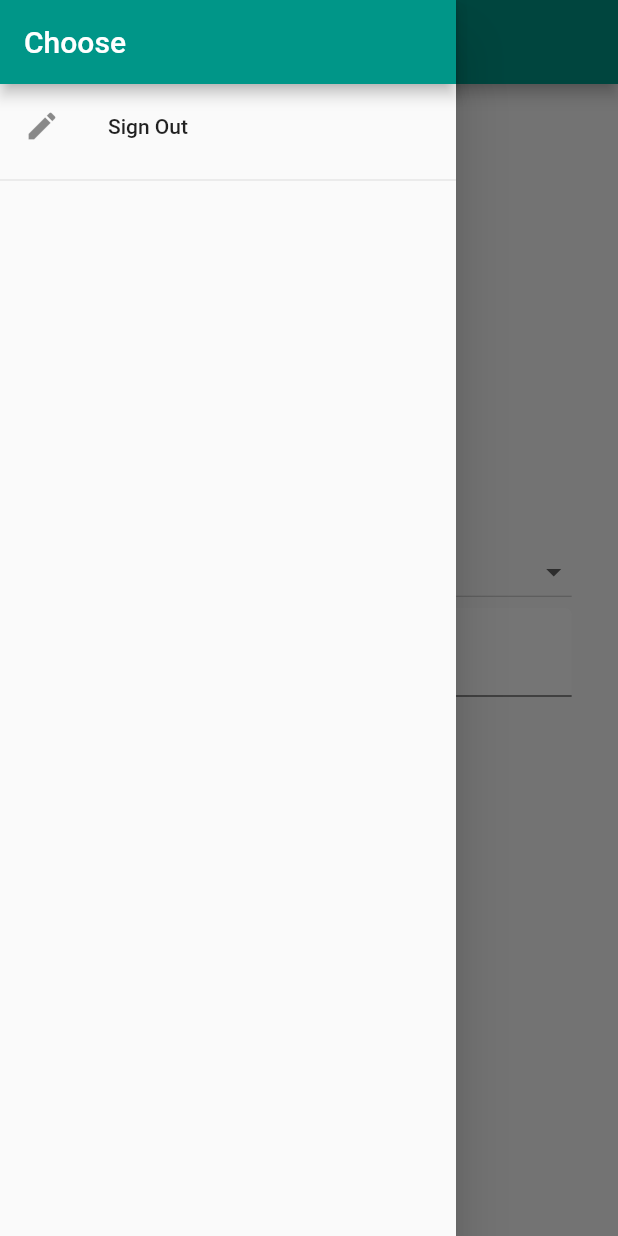
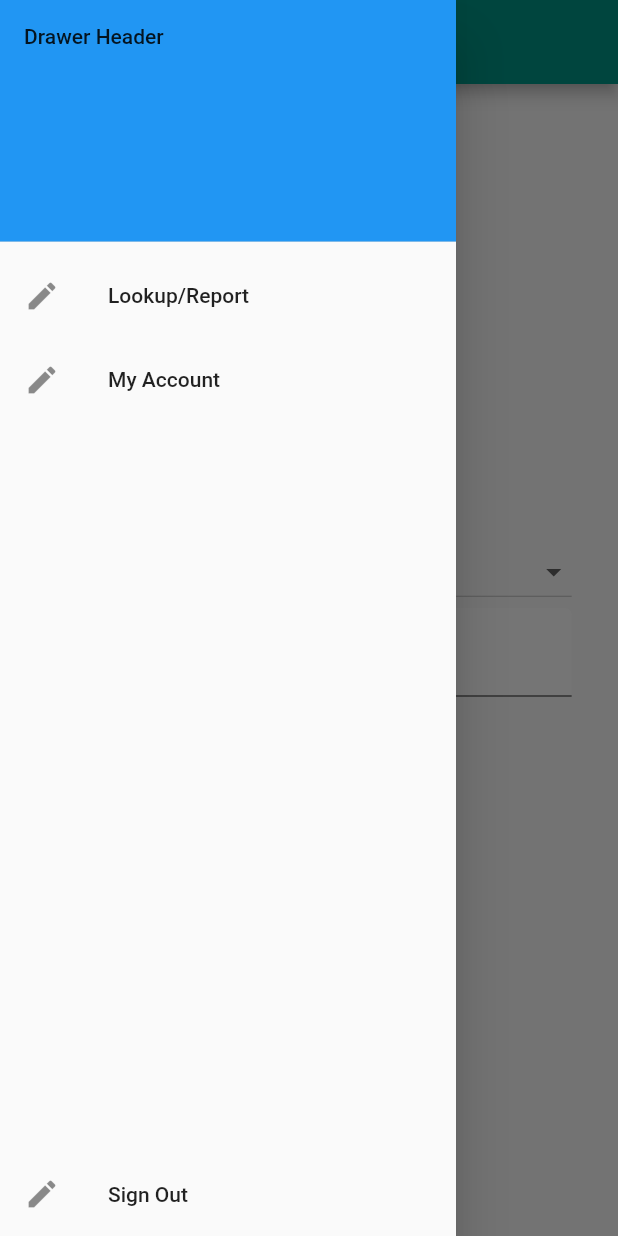
Before and after one commit to NeonArray/lpj-flutter-mvc, a Flutter app: the LookupView screen opened directly with empty values, in the side drawer, after a tap on "Sign Out", on a phone screen of 412 x 824 dp. Run offline on Flutter 3.47's test engine with Material 2 defaults, Android fonts, the phone set to English and light mode, and no system bars; our stand-ins replace firebase_auth, firebase_core, flutter_dotenv, modal_progress_hud, rxdart, sentry; accounts and stored records are empty; statements that could not run were skipped.

Commit message:
Refactor _buildDrawer into navigation_drawer

```diff
--- a/lib/views/lookup.dart
+++ b/lib/views/lookup.dart
@@ -3,6 +3,7 @@ import 'package:flutter/material.dart';
 import 'package:license_plate_judas_mvc/controllers/user.dart';
 import 'package:license_plate_judas_mvc/utility/media_query.dart';
 import 'package:license_plate_judas_mvc/utility/state_list.dart';
+import 'package:license_plate_judas_mvc/views/navigation_drawer.dart';
 
 
 class LookupView extends StatefulWidget {
@@ -28,29 +29,6 @@ class _LookupViewState extends State<LookupView> {
 		super.initState();
 	}
 
-
-	Drawer _buildDrawer(BuildContext context) {
-		return Drawer(
-			child: Column(
-				children: <Widget>[
-					AppBar(
-						automaticallyImplyLeading: false,
-						title: Text('Choose'),
-					),
-					ListTile(
-						leading: Icon(Icons.edit),
-						title: Text('Sign Out'),
-						onTap: () async {
-							await widget.userController.signUserOut();
-							Navigator.pushReplacementNamed(context, '/');
-						},
-					),
-					Divider(),
-					// LogoutListTile(),
-				],
-			),
-		);
-	}
 
 
 	Widget _buildStateDropdown() {
@@ -120,7 +98,7 @@ class _LookupViewState extends State<LookupView> {
 		final double targetWidth = getDeviceTargetWidth(context);
 
 		return Scaffold(
-			drawer: _buildDrawer(context),
+			drawer: NavigationDrawer(),
 			appBar: AppBar(
 				title: Text('Lookup Plate'),
 			),
```
